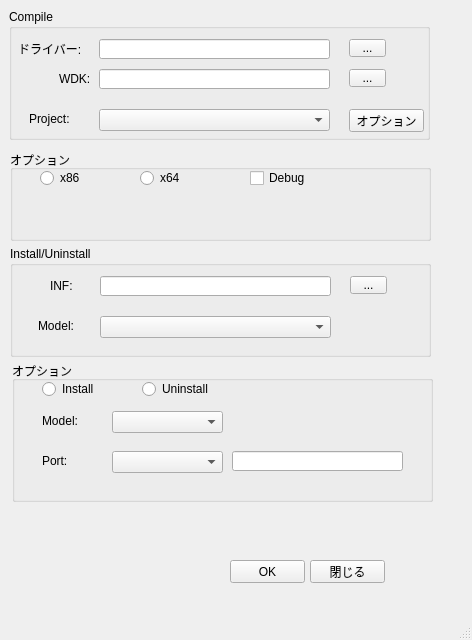
This is untitled.ui in lsdt45/PythonProject as Qt 5 draws it before an edit. The edited form follows.
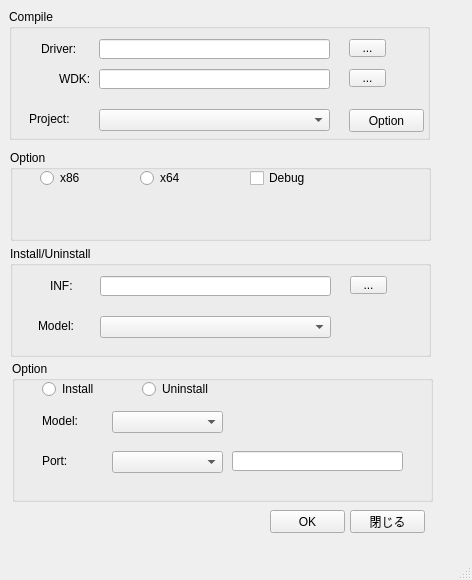
This is the edited form.

```diff
--- a/untitled.ui
+++ b/untitled.ui
@@ -7,7 +7,7 @@
     <x>0</x>
     <y>0</y>
     <width>472</width>
-    <height>640</height>
+    <height>580</height>
    </rect>
   </property>
   <property name="windowTitle">
@@ -78,14 +78,14 @@
     <widget class="QLabel" name="label_2">
      <property name="geometry">
       <rect>
-       <x>9</x>
+       <x>32</x>
        <y>30</y>
-       <width>71</width>
+       <width>51</width>
        <height>20</height>
       </rect>
      </property>
      <property name="text">
-      <string>ドライバー:</string>
+      <string>Driver:</string>
      </property>
     </widget>
     <widget class="QLabel" name="label_3">
@@ -134,15 +134,15 @@
       </rect>
      </property>
      <property name="text">
-      <string>オプション</string>
+      <string>Option</string>
      </property>
     </widget>
    </widget>
    <widget class="QPushButton" name="pushButton">
     <property name="geometry">
      <rect>
-      <x>230</x>
-      <y>560</y>
+      <x>270</x>
+      <y>510</y>
       <width>75</width>
       <height>23</height>
      </rect>
@@ -154,8 +154,8 @@
    <widget class="QPushButton" name="pushButton_2">
     <property name="geometry">
      <rect>
-      <x>310</x>
-      <y>560</y>
+      <x>350</x>
+      <y>510</y>
       <width>75</width>
       <height>23</height>
      </rect>
@@ -246,7 +246,7 @@
      </rect>
     </property>
     <property name="title">
-     <string>オプション</string>
+     <string>Option</string>
     </property>
     <widget class="QRadioButton" name="radioButton">
      <property name="geometry">
@@ -298,7 +298,7 @@
      </rect>
     </property>
     <property name="title">
-     <string>オプション</string>
+     <string>Option</string>
     </property>
     <widget class="QRadioButton" name="radioButton_5">
      <property name="geometry">
```
Left out of the diff: 8 changed lines with no effect on the pictures.
